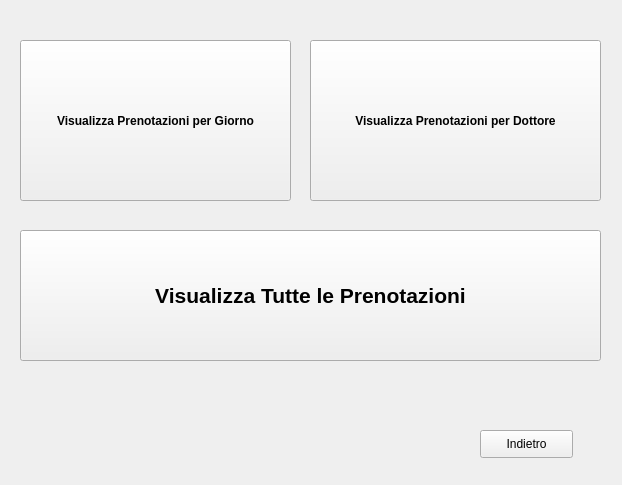
This is Visualizza Prenotazioni.ui in AndreaMarini01/GestioneClinica as Qt 5 draws it before an edit. The edited form follows.
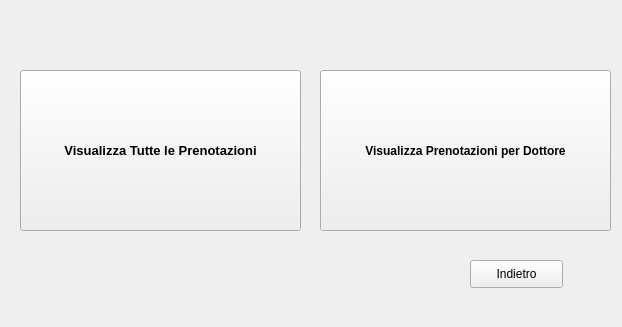
This is the edited form.

```diff
--- a/Visualizza Prenotazioni.ui
+++ b/Visualizza Prenotazioni.ui
@@ -7,37 +7,17 @@
     <x>0</x>
     <y>0</y>
     <width>622</width>
-    <height>485</height>
+    <height>327</height>
    </rect>
   </property>
   <property name="windowTitle">
    <string>Visualizza Prenotazioni</string>
   </property>
-  <widget class="QPushButton" name="pushButton">
-   <property name="geometry">
-    <rect>
-     <x>20</x>
-     <y>40</y>
-     <width>271</width>
-     <height>161</height>
-    </rect>
-   </property>
-   <property name="font">
-    <font>
-     <pointsize>9</pointsize>
-     <weight>75</weight>
-     <bold>true</bold>
-    </font>
-   </property>
-   <property name="text">
-    <string>Visualizza Prenotazioni per Giorno</string>
-   </property>
-  </widget>
   <widget class="QPushButton" name="pushButton_2">
    <property name="geometry">
     <rect>
-     <x>310</x>
-     <y>40</y>
+     <x>320</x>
+     <y>70</y>
      <width>291</width>
      <height>161</height>
     </rect>
@@ -57,14 +37,14 @@
    <property name="geometry">
     <rect>
      <x>20</x>
-     <y>230</y>
-     <width>581</width>
-     <height>131</height>
+     <y>70</y>
+     <width>281</width>
+     <height>161</height>
     </rect>
    </property>
    <property name="font">
     <font>
-     <pointsize>16</pointsize>
+     <pointsize>10</pointsize>
      <weight>75</weight>
      <bold>true</bold>
     </font>
@@ -76,8 +56,8 @@
   <widget class="QPushButton" name="pushButton_4">
    <property name="geometry">
     <rect>
-     <x>480</x>
-     <y>430</y>
+     <x>470</x>
+     <y>260</y>
      <width>93</width>
      <height>28</height>
     </rect>
```
